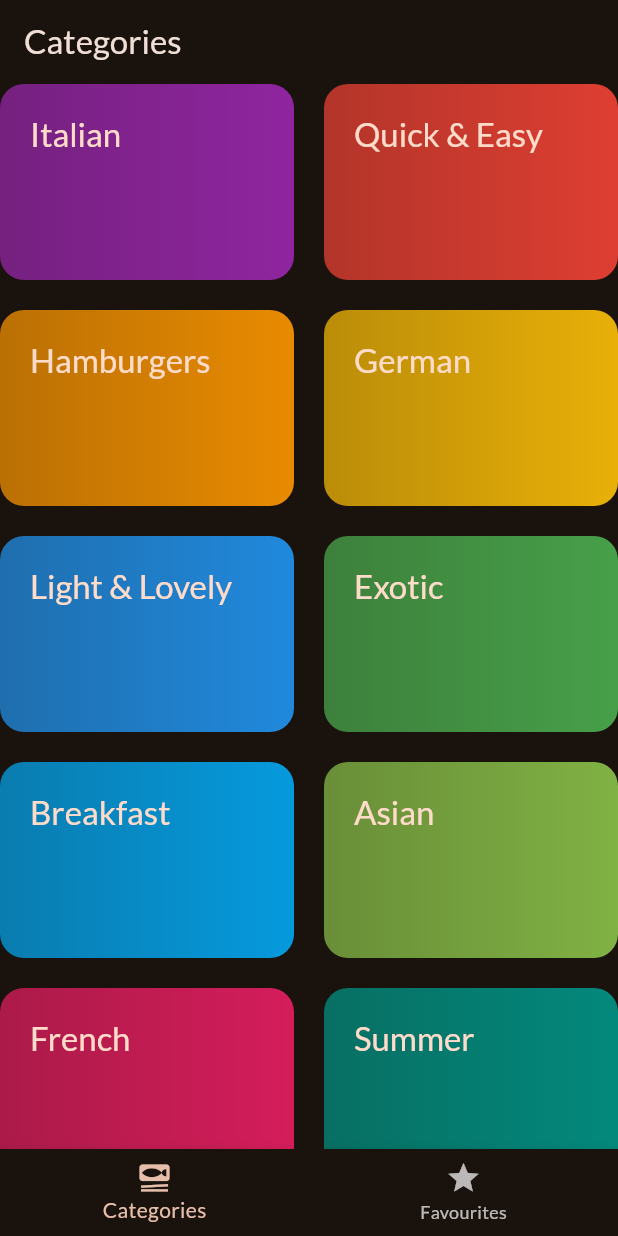
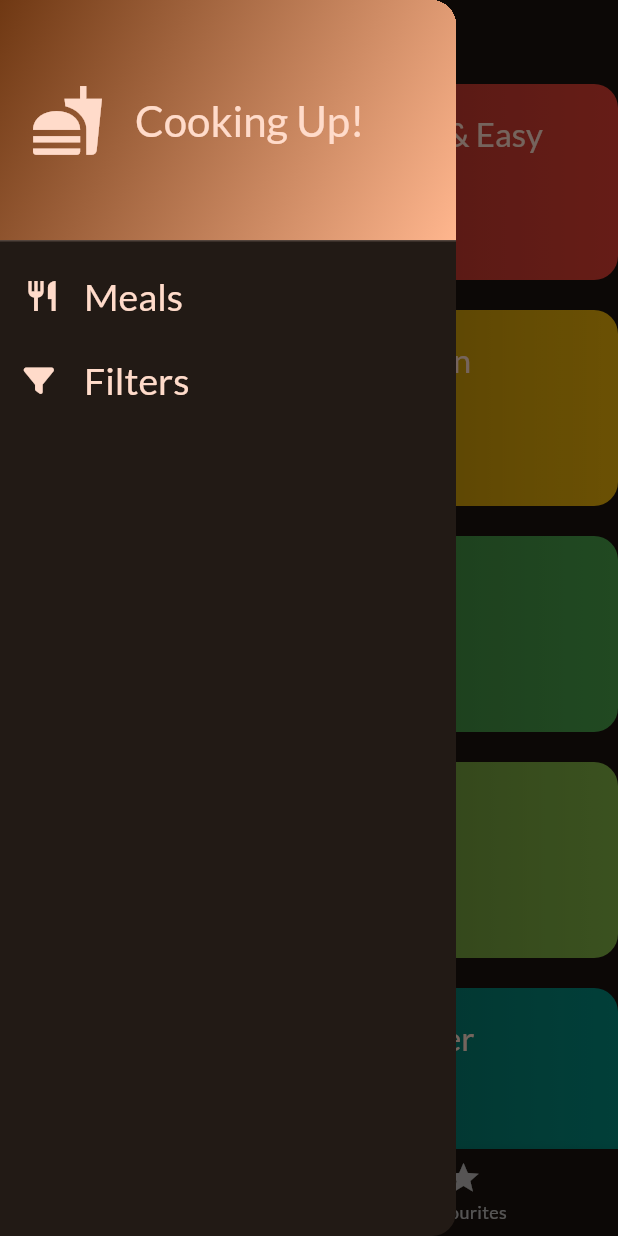
Before and after one commit to Akhi1Babu/Meals-App, a Flutter app: the screen it shows after launch, with the side drawer open (before the commit the screen has no drawer), on a phone screen of 412 x 824 dp. Run offline on Flutter 3.47's test engine with Material 3 defaults, Android fonts, the phone set to English and light mode, and no system bars; our stand-ins replace font_awesome_flutter, google_fonts, transparent_image.

Commit message:
feat: Add MainDrawer widget for improved navigation and integrate with TabScreen

```diff
--- a/lib/screen/tabs.dart
+++ b/lib/screen/tabs.dart
@@ -2,6 +2,7 @@ import 'package:flutter/material.dart';
 import 'package:meals/models/meal.dart';
 import 'package:meals/screen/categories.dart';
 import 'package:meals/screen/meals.dart';
+import 'package:meals/widgets/main_drawer.dart';
 
 class TabScreen extends StatefulWidget {
   const TabScreen({super.key});
@@ -35,6 +36,18 @@ class _TabScreenState extends State<TabScreen> {
       _selectedIndex = index;
     });
   }
+  void _setScreen(String identifier) {
+    if (identifier == 'meals') {
+     Navigator.pop(context); // Close the drawer
+      setState(() {
+        _selectedIndex = 0;
+      });
+    } else if (identifier == 'filers') {
+      setState(() {
+
+      });
+    }
+  }
 
   @override
   Widget build(BuildContext context) {
@@ -57,6 +70,9 @@ class _TabScreenState extends State<TabScreen> {
       appBar: AppBar(
         title: Text(activePageTitle),
       ),
+      drawer: MainDrawer(
+        onSelectScreen: _setScreen,
+      ),
       body: activePage,
       bottomNavigationBar: BottomNavigationBar(
         currentIndex: _selectedIndex,
--- /dev/null
+++ b/lib/widgets/main_drawer.dart
@@ -0,0 +1,65 @@
+import 'package:flutter/material.dart';
+import 'package:font_awesome_flutter/font_awesome_flutter.dart';
+class MainDrawer extends StatelessWidget {
+  final void Function(String identifier) onSelectScreen;
+  const MainDrawer({super.key, required this.onSelectScreen});
+
+  @override
+  Widget build(BuildContext context) {
+    return Drawer(
+      child: Column(children: [
+        DrawerHeader(
+          padding: const EdgeInsets.all(20),
+          decoration: BoxDecoration(
+            gradient: LinearGradient(
+              colors: [
+                Theme.of(context).colorScheme.primaryContainer,
+                Theme.of(context).colorScheme.primary,
+              ],
+              begin: Alignment.topLeft,
+              end: Alignment.bottomRight,
+            ),
+          ),
+          child: Row(
+              children: [
+                Icon(Icons.fastfood, size: 50, color: Theme.of(context).colorScheme.onPrimaryContainer),
+                SizedBox(width: 20),
+                Text(
+                  'Cooking Up!',
+                  style: Theme.of(context).textTheme.headlineMedium!.copyWith(
+                    color: Theme.of(context).colorScheme.onPrimaryContainer,
+                  ),
+                ),
+              ],
+          )),
+          ListTile(
+            leading: Icon(Icons.restaurant, color: Theme.of(context).colorScheme.onPrimaryContainer),
+            title: Text(
+              'Meals',
+              style: Theme.of(context).textTheme.titleLarge!.copyWith(
+                color: Theme.of(context).colorScheme.onPrimaryContainer,
+                fontSize: 25
+              ),
+            ),
+            onTap: () {
+              onSelectScreen('meals');
+            },
+          ),
+             ListTile(
+            leading: Icon(FontAwesomeIcons.filter, size: 20
+            , color: Theme.of(context).colorScheme.onPrimaryContainer),
+            title: Text(
+              'Filters',
+              style: Theme.of(context).textTheme.titleLarge!.copyWith(
+                color: Theme.of(context).colorScheme.onPrimaryContainer,
+                fontSize: 25
+              ),
+            ),
+            onTap: () {
+              onSelectScreen('filters');
+            },
+          )
+      ],)
+    );
+  }
+}
```
